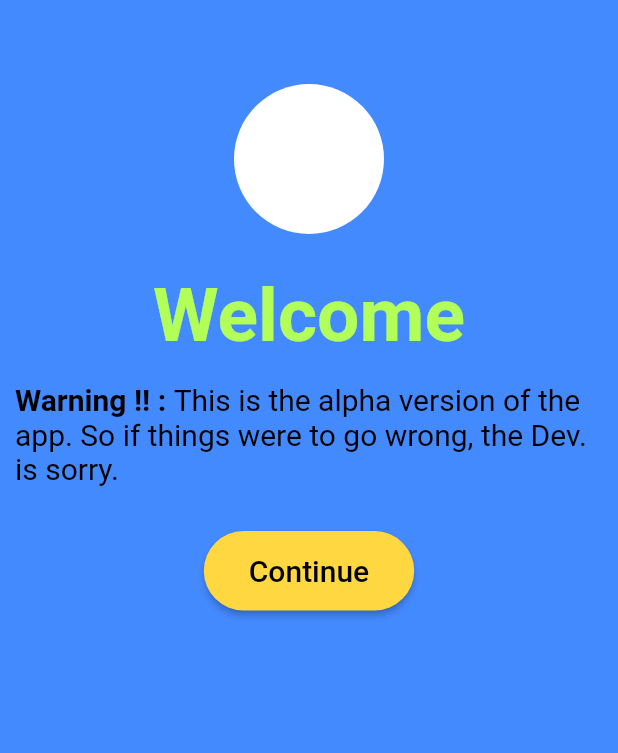
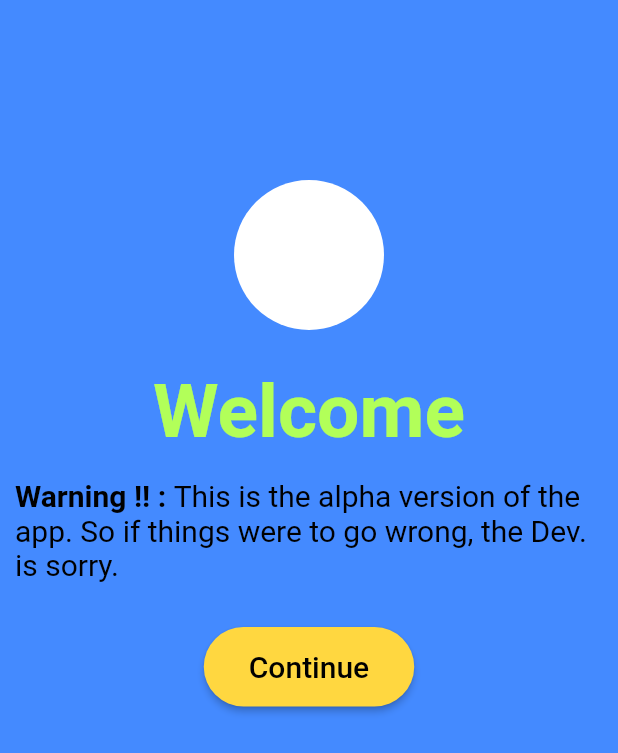
Before and after one commit to SushanShakya/My-First-App, a Flutter app: the screen it shows after launch, on a phone screen of 412 x 824 dp. Shown: the top 753 px of the screen. Run offline on Flutter 3.47's test engine with Material 2 defaults, Android fonts, the phone set to English and light mode, and no system bars.

Commit message:
Reverting changes because of app crashing

```diff
--- a/lib/ui/pages/Welcome/welcome.dart
+++ b/lib/ui/pages/Welcome/welcome.dart
@@ -11,7 +11,7 @@ class Welcome extends StatelessWidget{
           width: double.infinity,
           child: Column(
             children: <Widget>[
-              const SizedBox(height: kToolbarHeight),
+              const SizedBox(height: 120.0,),
               Container(
                 decoration: BoxDecoration(
                   color: Colors.white,
--- a/lib/ui/pages/home.dart
+++ b/lib/ui/pages/home.dart
@@ -11,9 +11,9 @@ class HomePage extends StatelessWidget{
         title: Text("Tailor\'s Notes"),
         actions: <Widget>[
           FlatButton(
-            textColor: Colors.white,
+            textColor: Colors.deepPurple,
             onPressed: () {
-              Navigator.push(context, MaterialPageRoute(builder: (context) => form()));
+              Navigator.push(context, MaterialPageRoute(builder: (context) => MeasurementForm()));
             },
             child: Icon(Icons.add),
             shape: CircleBorder(side: BorderSide(color: Colors.transparent)),
```
Also changed, not shown: lib/ui/pages/addPage/mainSubmissionForm.dart (+9 -1 lines).
